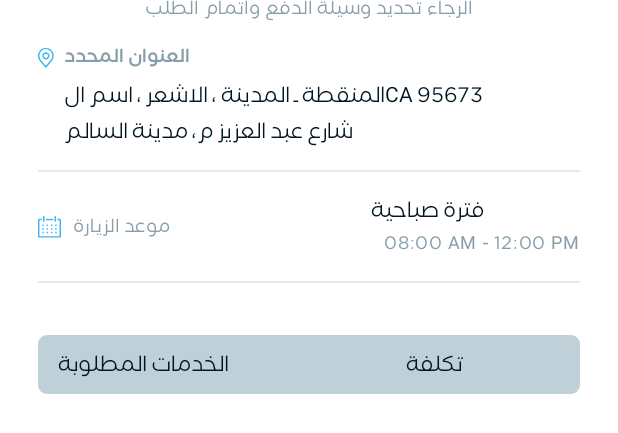
After one commit to qamarsafadi1/TakeefApp, an Android app built with Jetpack Compose: the @Preview function ReviewOrderView, on a phone screen of 412 x 824 dp. The commit adds this screen. Shown: the top 433 px of the screen. Run offline under Robolectric (Android 15) with nearby library versions, the phone set to English and light mode, and no system bars.

Commit message:
feat: start review order view

```diff
--- a/app/src/main/java/com/selsela/takeefapp/MainActivity.kt
+++ b/app/src/main/java/com/selsela/takeefapp/MainActivity.kt
@@ -76,7 +76,6 @@ class MainActivity : ComponentActivity() {
                                         }
                                     },
                                     navigationIcon = {
-
                                         currentRoute.value?.let {
                                             val isShowing = navController.showingBackButton(
                                                 it
--- a/app/src/main/java/com/selsela/takeefapp/navigation/Destinations.kt
+++ b/app/src/main/java/com/selsela/takeefapp/navigation/Destinations.kt
@@ -12,7 +12,7 @@ object Destinations {
     const val ADDRESS_SCREEN = "address"
     const val SEARCH_ADDRESS_SCREEN = "address/"
     const val SEARCH_ADDRESS_SCREEN_WITH_ARGUMENT = "address/{query}"
-
+    const val REVIEW_ORDER = "review_order"
 }
 
 class NavigationActions(private val navController: NavController) {
@@ -40,5 +40,8 @@ class NavigationActions(private val navController: NavController) {
         navController.navigate("${Destinations.SEARCH_ADDRESS_SCREEN}${queryResult}")
     }
 
+    fun navigateToReviewOrder(){
+        navController.navigate(Destinations.REVIEW_ORDER)
+    }
 
 }
--- a/app/src/main/java/com/selsela/takeefapp/navigation/NavigationHost.kt
+++ b/app/src/main/java/com/selsela/takeefapp/navigation/NavigationHost.kt
@@ -1,6 +1,7 @@
 package com.selsela.takeefapp.navigation
 
 import androidx.compose.runtime.Composable
+import androidx.compose.runtime.remember
 import androidx.navigation.NavHostController
 import androidx.navigation.compose.NavHost
 import androidx.navigation.compose.composable
@@ -11,51 +12,61 @@ import com.selsela.takeefapp.ui.auth.LoginView
 import com.selsela.takeefapp.ui.auth.VerifyView
 import com.selsela.takeefapp.ui.home.HomeView
 import com.selsela.takeefapp.ui.intro.IntroView
+import com.selsela.takeefapp.ui.order.ReviewOrderView
 import com.selsela.takeefapp.ui.splash.SplashView
 import com.selsela.takeefapp.utils.LocalData
 
 @Composable
 fun NavigationHost(
     navController: NavHostController = rememberNavController(),
-    startDestination: String = Destinations.SPLASH_SCREEN
+    startDestination: String = Destinations.SPLASH_SCREEN,
+    navActions: NavigationActions = remember(navController) {
+        NavigationActions(navController)
+    }
 ) {
     NavHost(navController = navController, startDestination = startDestination) {
         composable(Destinations.SPLASH_SCREEN) {
             SplashView() {
                 if (LocalData.firstLaunch)
-                    NavigationActions(navController).navigateToIntro()
-                else NavigationActions(navController).navigateToHome()
+                    navActions.navigateToIntro()
+                else navActions.navigateToHome()
             }
         }
         composable(Destinations.INTRO_SCREEN) {
             IntroView() {
-                NavigationActions(navController).navigateToHome()
+                navActions.navigateToHome()
             }
         }
         composable(Destinations.HOME_SCREEN) {
             HomeView() {
-                NavigationActions(navController).navigateToLogin()
+                navActions.navigateToLogin()
             }
         }
         composable(Destinations.LOGIN_SCREEN) {
             LoginView() {
-                NavigationActions(navController).navigateToVerify()
+                navActions.navigateToVerify()
             }
         }
         composable(Destinations.VERIFY_SCREEN) {
-            VerifyView(){
-                NavigationActions(navController).navigateToAddress()
+            VerifyView() {
+                navActions.navigateToAddress()
             }
         }
         composable(Destinations.ADDRESS_SCREEN) {
-            AddressView(){ query ->
-                val queryResult = query.ifEmpty { "none" }
-                NavigationActions(navController).navigateToSearchAddress(queryResult)
+            AddressView(
+                goToSearchView = { query ->
+                    val queryResult = query.ifEmpty { "none" }
+                    navActions.navigateToSearchAddress(queryResult)
+                }) {
+                navActions.navigateToReviewOrder()
             }
         }
-        composable(Destinations.SEARCH_ADDRESS_SCREEN_WITH_ARGUMENT){
+        composable(Destinations.SEARCH_ADDRESS_SCREEN_WITH_ARGUMENT) {
             val query = it.arguments?.getString("query") ?: ""
             SearchAddressView(query)
         }
+        composable(Destinations.REVIEW_ORDER) {
+            ReviewOrderView()
+        }
     }
 }
--- a/app/src/main/java/com/selsela/takeefapp/ui/address/AddressView.kt
+++ b/app/src/main/java/com/selsela/takeefapp/ui/address/AddressView.kt
@@ -99,11 +99,15 @@ import java.util.Locale
 @OptIn(ExperimentalAnimationApi::class, ExperimentalMaterialApi::class)
 @Composable
 fun AddressView(
-    goToSearchView: (String) -> Unit
+    goToSearchView: (String) -> Unit,
+    goToReviewOrder: () -> Unit
 ) {
     Color.White.ChangeStatusBarColor()
-    BottomSheetLayout() {
-        it.log("query")
+    BottomSheetLayout(
+        goToReviewOrder = {
+            goToReviewOrder()
+        }
+    ) {
         goToSearchView(it)
     }
 }
@@ -112,7 +116,8 @@ fun AddressView(
 @OptIn(ExperimentalMaterialApi::class, ExperimentalAnimationApi::class)
 @Composable
 fun BottomSheetLayout(
-    onSearch: (String) -> Unit
+    goToReviewOrder: () -> Unit,
+    onSearch: (String) -> Unit,
 ) {
     val coroutineScope = rememberCoroutineScope()
     val modalSheetState = rememberModalBottomSheetState(
@@ -177,7 +182,13 @@ fun BottomSheetLayout(
             sheetContent = {
                 TextColor.ChangeStatusBarColor()
                 Column(modifier = Modifier.fillMaxHeight(0.85f)) {
-                    DatePickerView() {}
+                    DatePickerView(
+                        onBack = {
+
+                        }
+                    ) {
+                        goToReviewOrder()
+                    }
                 }
             }
         ) {
@@ -279,13 +290,11 @@ fun BottomSheetLayout(
                                     hint = stringResource(R.string.add_note),
                                     modifier = Modifier.paddingTop(8)
                                 )
-
                                 ElasticButton(
                                     onClick = {
                                         addressVisible = !addressVisible
                                         {
                                             addressCardVisible = !addressCardVisible
-//
                                         }.withDelay(100)
                                     }, title = "متابعة",
                                     icon = R.drawable.nexticon,
@@ -293,13 +302,9 @@ fun BottomSheetLayout(
                                 )
 
                                 // Creating a Bottom Sheet
-
-
                             }
-
                         }
                     }
-
                 }
             }
         }
@@ -394,7 +399,10 @@ fun BottomSheetLayout(
 }
 
 @Composable
-fun DatePickerView(onBack: () -> Unit) {
+fun DatePickerView(
+    onBack: () -> Unit,
+    goToReviewOrder: () -> Unit
+) {
     Column(
         modifier = Modifier
             .fillMaxSize()
@@ -444,14 +452,15 @@ fun DatePickerView(onBack: () -> Unit) {
         PmAmView(check) {
             check = it
         }
-
         Spacer(modifier = Modifier.weight(1f))
         Row(
             modifier = Modifier.fillMaxWidth(),
             horizontalArrangement = Arrangement.End
         ) {
             IconedButton(
-                onClick = { /*TODO*/ },
+                onClick = {
+                    goToReviewOrder()
+                },
                 icon = R.drawable.forward_arrow,
                 modifier = Modifier
                     .paddingTop(5)
--- /dev/null
+++ b/app/src/main/java/com/selsela/takeefapp/ui/order/ReviewOrderView.kt
@@ -0,0 +1,200 @@
+package com.selsela.takeefapp.ui.order
+
+import androidx.compose.foundation.Image
+import androidx.compose.foundation.background
+import androidx.compose.foundation.layout.Arrangement
+import androidx.compose.foundation.layout.Box
+import androidx.compose.foundation.layout.Column
+import androidx.compose.foundation.layout.Row
+import androidx.compose.foundation.layout.Spacer
+import androidx.compose.foundation.layout.fillMaxSize
+import androidx.compose.foundation.layout.fillMaxWidth
+import androidx.compose.foundation.layout.padding
+import androidx.compose.foundation.layout.requiredHeight
+import androidx.compose.foundation.layout.size
+import androidx.compose.foundation.layout.width
+import androidx.compose.foundation.shape.CircleShape
+import androidx.compose.foundation.shape.RoundedCornerShape
+import androidx.compose.material.IconButton
+import androidx.compose.material3.Divider
+import androidx.compose.material3.Text
+import androidx.compose.runtime.Composable
+import androidx.compose.ui.Alignment
+import androidx.compose.ui.Modifier
+import androidx.compose.ui.draw.clip
+import androidx.compose.ui.graphics.Color
+import androidx.compose.ui.graphics.ColorFilter
+import androidx.compose.ui.res.painterResource
+import androidx.compose.ui.res.stringResource
+import androidx.compose.ui.text.style.TextAlign
+import androidx.compose.ui.tooling.preview.Preview
+import androidx.compose.ui.unit.dp
+import com.selsela.takeefapp.R
+import com.selsela.takeefapp.ui.theme.DividerColor
+import com.selsela.takeefapp.ui.theme.DividerColorAlpha
+import com.selsela.takeefapp.ui.theme.FavBg
+import com.selsela.takeefapp.ui.theme.Red
+import com.selsela.takeefapp.ui.theme.SecondaryColor
+import com.selsela.takeefapp.ui.theme.SecondaryColor2
+import com.selsela.takeefapp.ui.theme.TextColor
+import com.selsela.takeefapp.ui.theme.text12
+import com.selsela.takeefapp.ui.theme.text12Meduim
+import com.selsela.takeefapp.ui.theme.text14
+import com.selsela.takeefapp.utils.ModifiersExtension.paddingTop
+
+@Preview
+@Composable
+fun ReviewOrderView() {
+    Box(
+        modifier = Modifier
+            .fillMaxSize()
+            .background(Color.White)
+    ) {
+        Column(
+            modifier = Modifier
+                .fillMaxSize()
+                .padding(horizontal = 25.dp),
+            horizontalAlignment = Alignment.CenterHorizontally
+        ) {
+            Text(
+                text = stringResource(R.string.please_select_payment),
+                style = text12,
+                color = SecondaryColor,
+            )
+            SelectedAddressView()
+            Divider(
+                modifier = Modifier
+                    .padding(vertical = 18.6.dp)
+                    .fillMaxWidth(),
+                thickness = 1.dp,
+                color = DividerColor
+            )
+
+            VisitDateView()
+            Divider(
+                modifier = Modifier
+                    .padding(vertical = 18.6.dp)
+                    .fillMaxWidth(),
+                thickness = 1.dp,
+                color = DividerColor
+            )
+
+            Row(
+                modifier = Modifier
+                    .paddingTop(15.7)
+                    .requiredHeight(39.dp)
+                    .fillMaxWidth()
+                    .background(color = SecondaryColor2, shape = RoundedCornerShape(6.dp))
+                    .padding(horizontal = 13.dp),
+                verticalAlignment = Alignment.CenterVertically
+            ) {
+                Text(
+                    text = stringResource(R.string.required_services),
+                    style = text14,
+                    color = TextColor,
+                    modifier = Modifier.weight(1f),
+                )
+                Text(
+                    text = stringResource(R.string.cost),
+                    style = text14,
+                    color = TextColor,
+                    modifier = Modifier.weight(1f),
+                    textAlign = TextAlign.Center
+                )
+
+            }
+
+        }
+    }
+}
+
+@Composable
+private fun VisitDateView() {
+    Row(
+        modifier = Modifier.fillMaxWidth(),
+        horizontalArrangement = Arrangement.SpaceBetween,
+        verticalAlignment = Alignment.CenterVertically
+    ) {
+        Row(
+            modifier = Modifier.weight(1.5f),
+            verticalAlignment = Alignment.CenterVertically
+        ) {
+            Image(
+                painter = painterResource(id = R.drawable.date_line),
+                contentDescription = ""
+            )
+            Text(
+                text = "موعد الزيارة",
+                style = text12,
+                color = SecondaryColor,
+                modifier = Modifier.padding(start = 8.dp)
+            )
+
+        }
+
+        Column(
+            modifier = Modifier.weight(1f),
+            horizontalAlignment = Alignment.End
+        ) {
+            Row(
+                modifier = Modifier.fillMaxWidth(),
+                horizontalArrangement = Arrangement.Start
+            ) {
+                Spacer(modifier = Modifier.width(5.dp))
+                Text(
+                    text = "فترة صباحية",
+                    style = text14,
+                    color = TextColor
+                )
+            }
+            Text(
+                text = "08:00 AM - 12:00 PM",
+                style = text12,
+                color = SecondaryColor,
+                modifier = Modifier.paddingTop(
+                    7
+                )
+            )
+        }
+    }
+}
+
+@Composable
+private fun SelectedAddressView() {
+    Row(
+        modifier = Modifier
+            .fillMaxWidth(),
+        verticalAlignment = Alignment.Top
+    ) {
+        Image(
+            painter = painterResource(id = R.drawable.location),
+            contentDescription = "",
+            modifier = Modifier.padding(end = 6.6.dp, top = 20.dp)
+        )
+        Column(
+            modifier = Modifier
+                .paddingTop(20)
+                .weight(1f)
+        )
+        {
+            androidx.compose.material.Text(
+                text = stringResource(R.string.selected_address),
+                style = text12Meduim,
+                color = SecondaryColor
+            )
+            androidx.compose.material.Text(
+                text = "المنقطة ـ المدينة ، الاشعر ، اسم الCA 95673",
+                style = text14,
+                color = TextColor,
+                modifier = Modifier.paddingTop(11)
+            )
+            androidx.compose.material.Text(
+                text = "شارع عبد العزيز م، مدينة السالم",
+                style = text14,
+                color = TextColor,
+                modifier = Modifier.paddingTop(9)
+            )
+        }
+
+    }
+}
--- a/app/src/main/java/com/selsela/takeefapp/ui/theme/Color.kt
+++ b/app/src/main/java/com/selsela/takeefapp/ui/theme/Color.kt
@@ -19,6 +19,8 @@ val TextFieldBg = Color(0xFF132731)
 val VerifiedBg = Color(0xFF243740)
 val SecondaryColor = Color(0xFF879EAA)
 val SecondaryColorAlpha = Color(0xFFC3CFD7)
+val SecondaryColor2 = Color(0xFFC0D0D8)
 val DividerColor = Color(0x73C3CFD7)
+val DividerColorAlpha = Color(0x1AC3CFD7)
 val FavBg = Color(0x36C0D0D8)
 val Red = Color(0xFFD95454)
--- a/app/src/main/java/com/selsela/takeefapp/utils/Extensions.kt
+++ b/app/src/main/java/com/selsela/takeefapp/utils/Extensions.kt
@@ -21,6 +21,7 @@ import com.google.android.gms.maps.model.BitmapDescriptor
 import com.google.android.gms.maps.model.BitmapDescriptorFactory
 import com.google.android.gms.maps.model.CameraPosition
 import com.google.android.gms.maps.model.LatLng
+import com.selsela.takeefapp.R
 import com.selsela.takeefapp.navigation.Destinations
 import java.text.DecimalFormat
 import java.text.DecimalFormatSymbols
@@ -50,9 +51,10 @@ class Extensions {
             }
         }
         fun NavController.bindToolbarTitle(currentRoute: NavBackStackEntry): String{
-            var title =  when(currentRoute.destination.route){
+            val title =  when(currentRoute.destination.route){
                 Destinations.HOME_SCREEN,Destinations.LOGIN_SCREEN,Destinations.VERIFY_SCREEN -> ""
-                Destinations.SEARCH_ADDRESS_SCREEN_WITH_ARGUMENT -> "تحديد عنوان"
+                Destinations.SEARCH_ADDRESS_SCREEN_WITH_ARGUMENT -> this.context.getString(R.string.chosse_address)
+                Destinations.REVIEW_ORDER -> this.context.getString(R.string.review_order)
                 else -> "Selsela"
             }
             return title
--- /dev/null
+++ b/app/src/main/res/drawable/date_line.xml
@@ -0,0 +1,54 @@
+<vector xmlns:android="http://schemas.android.com/apk/res/android"
+    android:width="15.409dp"
+    android:height="14.446dp"
+    android:viewportWidth="15.409"
+    android:viewportHeight="14.446">
+  <path
+      android:pathData="M14.566,1.926L13,1.926v0.963h1.445L14.445,13.483L0.963,13.483L0.963,2.889L2.408,2.889L2.408,1.926L0.843,1.926A0.857,0.857 0,0 0,0 2.798L0,13.574a0.857,0.857 0,0 0,0.843 0.872L14.566,14.446a0.857,0.857 0,0 0,0.843 -0.872L15.409,2.798A0.857,0.857 0,0 0,14.566 1.926Z"
+      android:fillColor="#3ab4f2"/>
+  <path
+      android:pathData="M2.889,5.778h0.963v0.963L2.889,6.741Z"
+      android:fillColor="#3ab4f2"/>
+  <path
+      android:pathData="M5.779,5.778h0.963v0.963L5.779,6.741Z"
+      android:fillColor="#3ab4f2"/>
+  <path
+      android:pathData="M8.668,5.778h0.963v0.963L8.668,6.741Z"
+      android:fillColor="#3ab4f2"/>
+  <path
+      android:pathData="M11.557,5.778h0.963v0.963L11.557,6.741Z"
+      android:fillColor="#3ab4f2"/>
+  <path
+      android:pathData="M2.889,8.186h0.963v0.963L2.889,9.149Z"
+      android:fillColor="#3ab4f2"/>
+  <path
+      android:pathData="M5.779,8.186h0.963v0.963L5.779,9.149Z"
+      android:fillColor="#3ab4f2"/>
+  <path
+      android:pathData="M8.668,8.186h0.963v0.963L8.668,9.149Z"
+      android:fillColor="#3ab4f2"/>
+  <path
+      android:pathData="M11.557,8.186h0.963v0.963L11.557,9.149Z"
+      android:fillColor="#3ab4f2"/>
+  <path
+      android:pathData="M2.889,10.594h0.963v0.963L2.889,11.557Z"
+      android:fillColor="#3ab4f2"/>
+  <path
+      android:pathData="M5.779,10.594h0.963v0.963L5.779,11.557Z"
+      android:fillColor="#3ab4f2"/>
+  <path
+      android:pathData="M8.668,10.594h0.963v0.963L8.668,11.557Z"
+      android:fillColor="#3ab4f2"/>
+  <path
+      android:pathData="M11.557,10.594h0.963v0.963L11.557,11.557Z"
+      android:fillColor="#3ab4f2"/>
+  <path
+      android:pathData="M3.853,3.852a0.482,0.482 0,0 0,0.482 -0.482L4.335,0.482a0.482,0.482 0,1 0,-0.963 0L3.372,3.371A0.482,0.482 0,0 0,3.853 3.852Z"
+      android:fillColor="#3ab4f2"/>
+  <path
+      android:pathData="M11.557,3.852a0.482,0.482 0,0 0,0.482 -0.482L12.039,0.482a0.482,0.482 0,0 0,-0.963 0L11.076,3.371A0.482,0.482 0,0 0,11.557 3.852Z"
+      android:fillColor="#3ab4f2"/>
+  <path
+      android:pathData="M5.297,1.926h4.815v0.963L5.297,2.889Z"
+      android:fillColor="#3ab4f2"/>
+</vector>
--- a/app/src/main/res/values/strings.xml
+++ b/app/src/main/res/values/strings.xml
@@ -36,4 +36,10 @@
     <string name="temp_address_name">المنزل</string>
     <string name="select_lbl">تحديد</string>
     <string name="visit_date">موعد الزيارة</string>
+    <string name="chosse_address">تحديد عنوان</string>
+    <string name="review_order">تأكيد الطلب</string>
+    <string name="selected_address">العنوان المحدد</string>
+    <string name="please_select_payment">الرجاء تحديد وسيلة الدفع واتمام الطلب</string>
+    <string name="required_services">الخدمات المطلوبة</string>
+    <string name="cost">تكلفة</string>
 </resources>
```
Also changed, not shown: app/src/main/java/com/selsela/takeefapp/ui/address/SearchAddressView.kt (+8 -9 lines).
